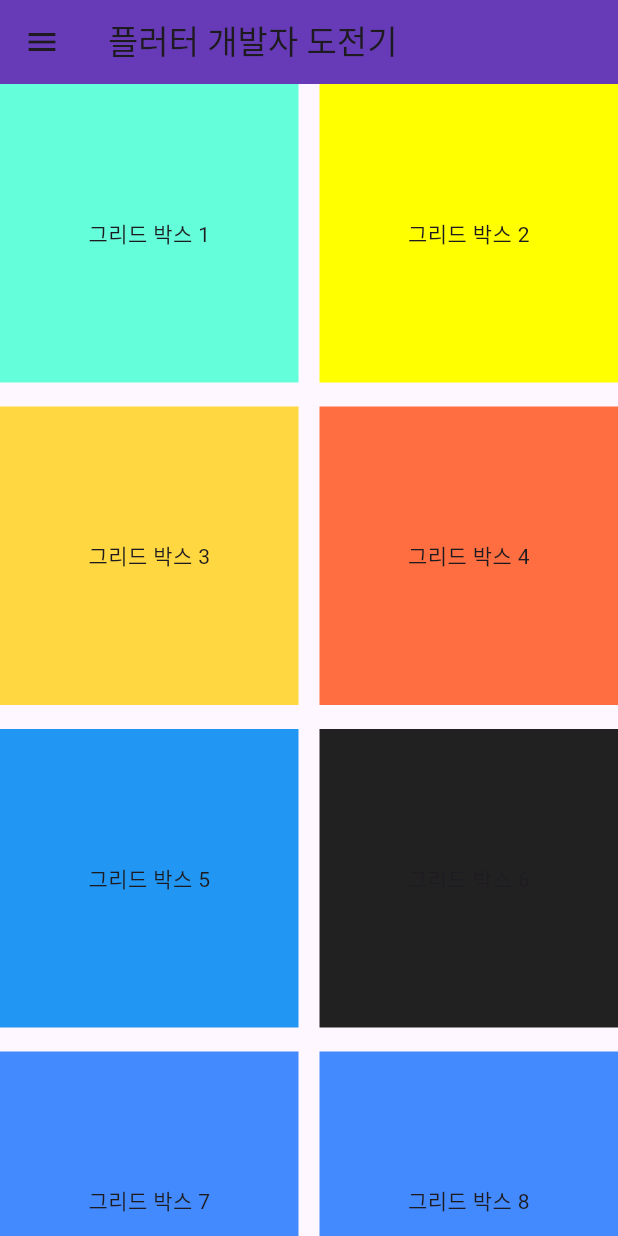
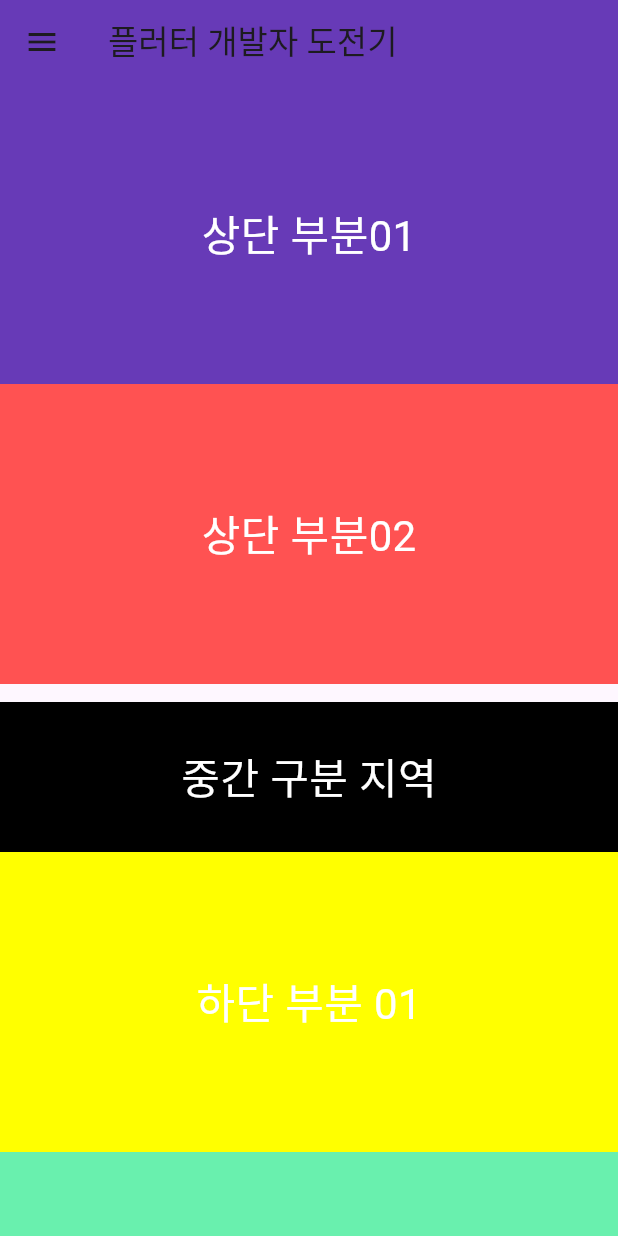
Before and after one commit to croppedeyebrow/Flutter_widget_practice, a Flutter app: the screen it shows after launch, on a phone screen of 412 x 824 dp. Run offline on Flutter 3.47's test engine with Material 3 defaults, Android fonts, the phone set to English and light mode, and no system bars.

Commit message:
스크롤기능 연습

```diff
--- a/lib/main.dart
+++ b/lib/main.dart
@@ -29,22 +29,6 @@
 }
 
 class _MyHomePageState extends State<MyHomePage> {
-  //gridView.builder를 위한 데이터 셋
-  final postGrid = [
-    {"number": "1", "color": Colors.tealAccent},
-    {"number": "2", "color": Colors.yellowAccent},
-    {"number": "3", "color": Colors.amberAccent},
-    {"number": "4", "color": Colors.deepOrangeAccent},
-    {"number": "5", "color": Colors.blue},
-    {"number": "6", "color": Colors.black87},
-    {"number": "7", "color": Colors.blueAccent},
-    {"number": "8", "color": Colors.blueAccent},
-    {"number": "9", "color": Colors.cyanAccent},
-    {"number": "10", "color": Colors.black12},
-    {"number": "11", "color": Colors.greenAccent},
-    {"number": "12", "color": Colors.indigoAccent},
-  ];
-
   @override
   Widget build(BuildContext context) {
     return Scaffold(
@@ -67,38 +51,91 @@
           )
         ],
       )),
-      body: GridView.builder(
-          // 그리드 뷰를 생성합니다.
-          gridDelegate: const SliverGridDelegateWithFixedCrossAxisCount(
-              // 그리드의 가로 방향에 표시될 항목의 수를 설정합니다.
-              crossAxisCount: 2,
-              // 가로 방향의 항목들 사이의 간격을 설정합니다.
-              crossAxisSpacing: 14,
-              // 세로 방향의 항목들 사이의 간격을 설정합니다.
-              mainAxisSpacing: 16),
-          // 그리드 뷰의 총 아이템 수를 설정합니다.
-          itemCount: postGrid.length,
-          // 각 아이템을 생성하기 위한 빌더 함수를 설정합니다.
-          itemBuilder: (context, index) {
-            // postContainer 위젯을 반환합니다. 이 위젯은 그리드의 각 항목을 표시합니다.
-            return postContainer(
-                // 현재 인덱스에 해당하는 번호를 postContainer에 전달합니다.
-                number: postGrid[index]["number"] as String,
-                // 현재 인덱스에 해당하는 색상을 postContainer에 전달합니다.
-                colorData: postGrid[index]["color"] as Color);
-          }),
-    );
-  }
+      body: SingleChildScrollView(
+        child: Column(
+          children: [
+            //상단 부분 스크롤 박스
+            SizedBox(
+              height: MediaQuery.of(context).size.height / 2,
+              child: SingleChildScrollView(
+                child: Column(
+                  children: [
+                    Container(
+                      child: Center(
+                        child: Text(
+                          "상단 부분01",
+                          style: TextStyle(fontSize: 28, color: Colors.white),
+                        ),
+                      ),
+                      width: MediaQuery.of(context).size.width,
+                      height: 200,
+                      color: Colors.deepPurple,
+                    ),
+                    Container(
+                      child: Center(
+                        child: Text(
+                          "상단 부분02",
+                          style: TextStyle(fontSize: 28, color: Colors.white),
+                        ),
+                      ),
+                      width: MediaQuery.of(context).size.width,
+                      height: 200,
+                      color: Colors.redAccent,
+                    ),
+                  ],
+                ),
+              ),
+            ),
 
-  Widget postContainer(
-      {String number = "0", Color colorData = Colors.tealAccent})
-  //매개변수를 만들어주고, 기본값을 설정해준다.
-  {
-    return Container(
-      width: 150,
-      height: 150,
-      color: colorData,
-      child: Center(child: Text("그리드 박스 $number")),
+            //중간 구분 지역
+            SizedBox(
+                width: MediaQuery.of(context).size.width,
+                height: 100,
+                child: Container(
+                  color: Colors.black,
+                  child: Center(
+                    child: Text(
+                      "중간 구분 지역",
+                      style: TextStyle(fontSize: 28, color: Colors.white),
+                    ),
+                  ),
+                )),
+
+            //밑에 부분 스크롤 박스
+            SizedBox(
+              height: MediaQuery.of(context).size.height / 2,
+              child: SingleChildScrollView(
+                child: Column(
+                  children: [
+                    Container(
+                      child: Center(
+                        child: Text(
+                          "하단 부분 01",
+                          style: TextStyle(fontSize: 28, color: Colors.white),
+                        ),
+                      ),
+                      width: MediaQuery.of(context).size.width,
+                      height: 200,
+                      color: Colors.yellowAccent,
+                    ),
+                    Container(
+                      child: Center(
+                        child: Text(
+                          "하단 부분 02",
+                          style: TextStyle(fontSize: 28, color: Colors.white),
+                        ),
+                      ),
+                      width: MediaQuery.of(context).size.width,
+                      height: 200,
+                      color: Colors.greenAccent,
+                    ),
+                  ],
+                ),
+              ),
+            ),
+          ],
+        ),
+      ),
     );
   }
 }
```
